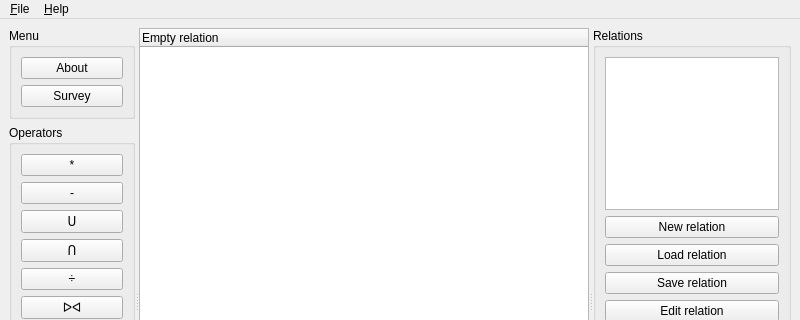
This is relational_gui/maingui.ui in ltworf/relational as Qt 5 draws it before an edit; both pictures show x 0 to 800 and y 0 to 320 of the 800 by 612 pixel window. The edited form follows.
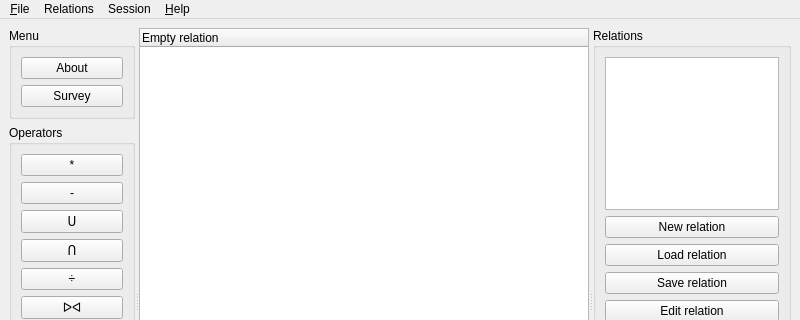
This is the edited form.

Commit message: sessions support

Diff of the .ui file:
```diff
--- a/relational_gui/maingui.ui
+++ b/relational_gui/maingui.ui
@@ -477,7 +477,27 @@
     <addaction name="actionAbout"/>
     <addaction name="actionCheck_for_new_versions"/>
    </widget>
+   <widget class="QMenu" name="menuSession">
+    <property name="title">
+     <string>Session</string>
+    </property>
+    <addaction name="actionNew_session"/>
+    <addaction name="actionSave_session_as"/>
+    <addaction name="actionManage_sessions"/>
+   </widget>
+   <widget class="QMenu" name="menuRelations">
+    <property name="title">
+     <string>Relations</string>
+    </property>
+    <addaction name="actionNew_relation"/>
+    <addaction name="action_Load_relation"/>
+    <addaction name="action_Save_relation"/>
+    <addaction name="actionEdit_relation"/>
+    <addaction name="actionUnload_relation"/>
+   </widget>
    <addaction name="menuFile"/>
+   <addaction name="menuRelations"/>
+   <addaction name="menuSession"/>
    <addaction name="menuAbout"/>
   </widget>
   <action name="actionAbout">
```
Left out of the diff: 94 changed lines with no effect on the pictures. The commit also changes 1 other file.
